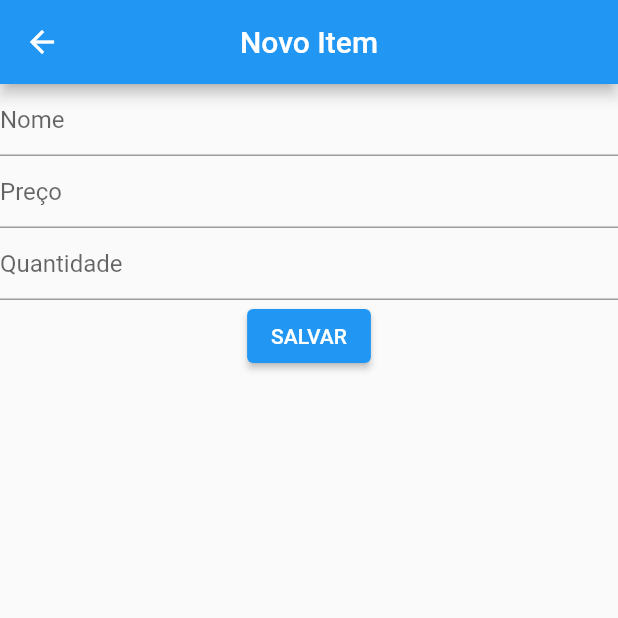
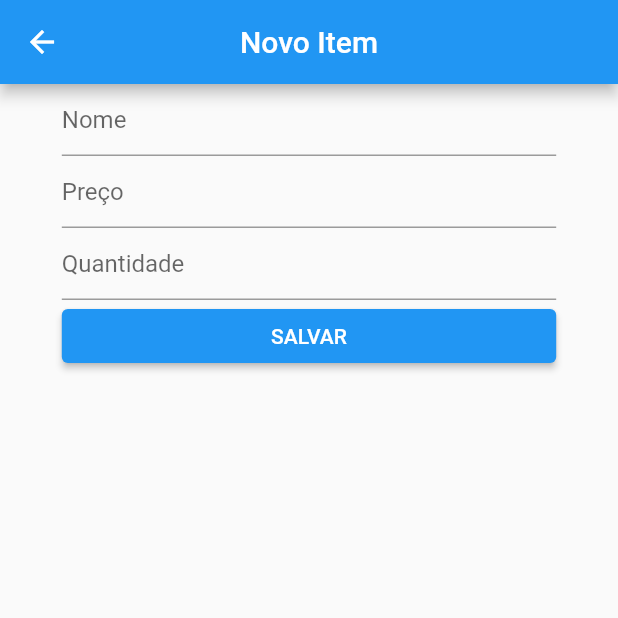
Before and after one commit to mateusmeds/lista_compras_mercado, a Flutter app: the ProductListPage screen opened directly, after a tap on the "add" icon, on a phone screen of 412 x 824 dp, the top half of it. Run offline on Flutter 3.47's test engine with Material 2 defaults, Android fonts, the phone set to English and light mode, and no system bars; our stand-ins replace dartz, flutter_bloc, get_it, hive, hive_flutter; accounts and stored records are empty.

Commit message:
Refatorado codigos

```diff
--- a/lib/app/presentation/product_list/pages/form_product_page.dart
+++ b/lib/app/presentation/product_list/pages/form_product_page.dart
@@ -23,13 +23,17 @@ class FormProductPageState extends State<FormProductPage> {
         title: const Text('Novo Item'),
         centerTitle: true,
       ),
-      body: SingleChildScrollView(
+      body: LayoutBuilder(
+        builder: (context, constraints) => SingleChildScrollView(
+          child: Center(
+            child: SizedBox(
+              width: constraints.maxWidth * 0.8,
               child: Form(
                   key: _formKey,
                   child: Column(
                     children: [
                       TextFormField(
-                  decoration: InputDecoration(
+                        decoration: const InputDecoration(
                           hintText: 'Nome',
                         ),
                         validator: (value) {
@@ -46,8 +50,9 @@ class FormProductPageState extends State<FormProductPage> {
                         },
                       ),
                       TextFormField(
-                  keyboardType: TextInputType.numberWithOptions(decimal: true),
-                  decoration: InputDecoration(hintText: 'Preço'),
+                        keyboardType: const TextInputType.numberWithOptions(
+                            decimal: true),
+                        decoration: const InputDecoration(hintText: 'Preço'),
                         validator: (value) {
                           if (value!.isEmpty) {
                             return 'Preço vazio!';
@@ -59,8 +64,9 @@ class FormProductPageState extends State<FormProductPage> {
                         },
                       ),
                       TextFormField(
-                  keyboardType: TextInputType.numberWithOptions(),
-                  decoration: InputDecoration(hintText: 'Quantidade'),
+                        keyboardType: const TextInputType.numberWithOptions(),
+                        decoration:
+                            const InputDecoration(hintText: 'Quantidade'),
                         validator: (value) {
                           if (value!.isEmpty) {
                             return 'Quantidade vazia!';
@@ -71,24 +77,34 @@ class FormProductPageState extends State<FormProductPage> {
                           quantity = int.parse(value!);
                         },
                       ),
-                ElevatedButton(
+                      SizedBox(
+                        width: constraints.maxWidth * 0.8,
+                        child: ElevatedButton(
                           onPressed: () {
                             if (_formKey.currentState!.validate()) {
                               _formKey.currentState!.save();
                               widget.productListCubit.add(ProductEntity(
-                          name: name, price: price, quantity: quantity));
-                      ScaffoldMessenger.of(context).showSnackBar(SnackBar(
-                        content: Text('Produto adicionado com sucesso.'),
+                                  name: name,
+                                  price: price,
+                                  quantity: quantity));
+                              ScaffoldMessenger.of(context)
+                                  .showSnackBar(const SnackBar(
+                                content:
+                                    Text('Sucesso! O Produto foi adicionado.'),
                                 backgroundColor: Colors.green,
                               ));
                               Navigator.of(context).pop();
                             }
                           },
-                  child: Text('SALVAR'),
+                          child: const Text('SALVAR'),
+                        ),
                       ),
                     ],
                   )),
             ),
+          ),
+        ),
+      ),
     );
   }
 }
```
Also changed, not shown: lib/app/presentation/product_list/pages/product_list_page.dart (+23 -24 lines), lib/app/presentation/purchase_list.dart/pages/purchase_list_page.dart (+49 -43 lines). Lines whose indentation alone changed are shown as unchanged.
